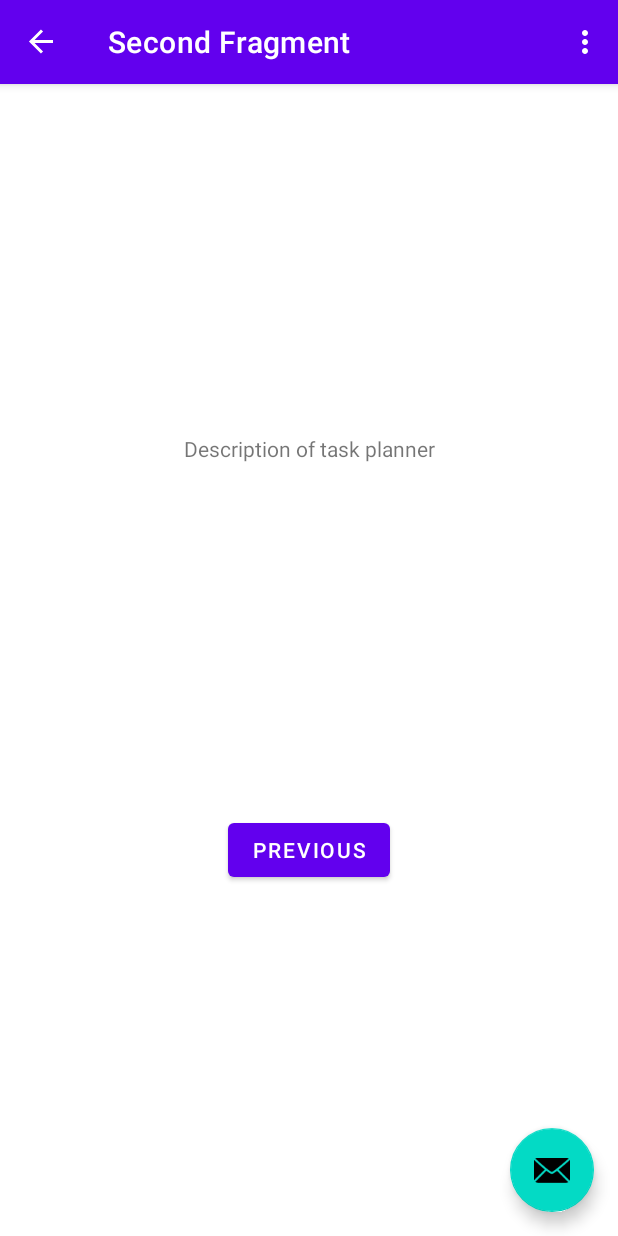
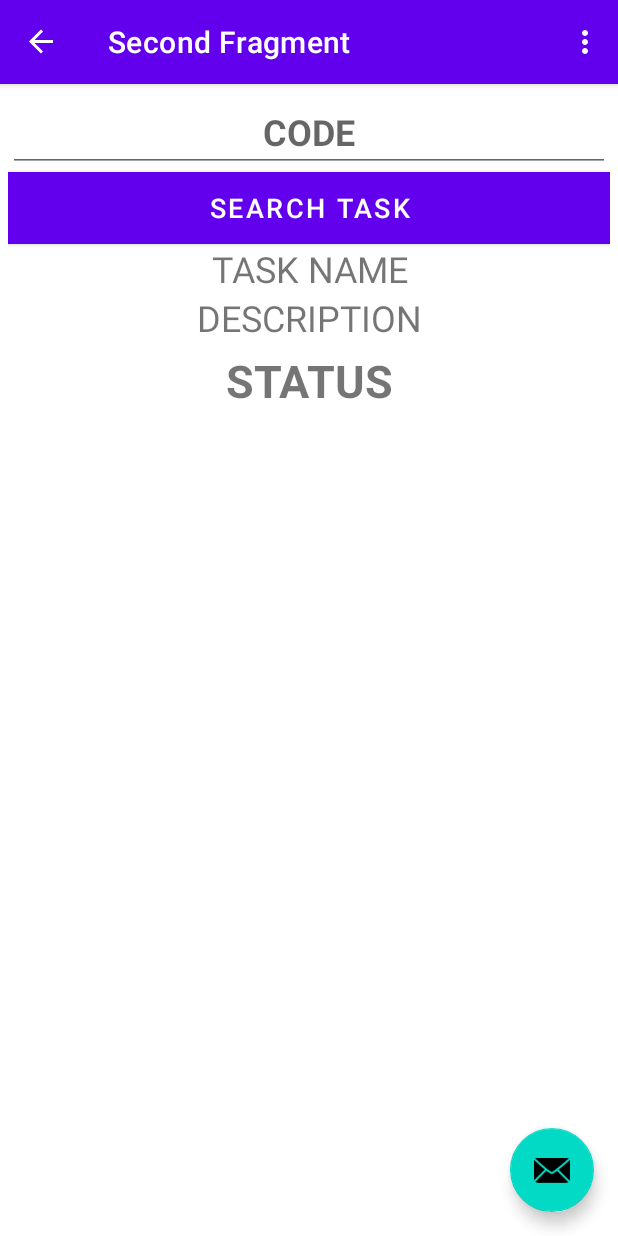
Before and after one commit to juanbaezl/androidTaskPlanner, an Android app: the SecondFragment screen opened through its navigation route, on a phone screen of 412 x 824 dp. Run offline under Robolectric (Android 15) with nearby library versions, the phone set to English and light mode, and no system bars; our stand-ins replace navigation-ui.

Commit message:
Consumo api task

```diff
--- a/app/build.gradle
+++ b/app/build.gradle
@@ -46,4 +46,9 @@ dependencies {
     testImplementation 'junit:junit:4.13.2'
     androidTestImplementation 'androidx.test.ext:junit:1.1.4'
     androidTestImplementation 'androidx.test.espresso:espresso-core:3.5.0'
+
+    implementation 'com.squareup.retrofit2:retrofit:2.9.0'
+    implementation 'com.squareup.retrofit2:converter-gson:2.9.0'
+    implementation 'com.squareup.okhttp3:logging-interceptor:4.9.0'
+    implementation 'com.squareup.okhttp3:logging-interceptor:5.0.0-alpha.2'
 }
--- a/app/src/main/java/co/edu/escuelaing/taskplannerapp/MainActivity.kt
+++ b/app/src/main/java/co/edu/escuelaing/taskplannerapp/MainActivity.kt
@@ -9,16 +9,40 @@ import androidx.navigation.ui.navigateUp
 import androidx.navigation.ui.setupActionBarWithNavController
 import android.view.Menu
 import android.view.MenuItem
+import android.widget.Button
+import android.widget.EditText
+import android.widget.TextView
+import android.widget.Toast
 import co.edu.escuelaing.taskplannerapp.databinding.ActivityMainBinding
+import co.edu.escuelaing.taskplannerapp.dto.TaskDTO
+import co.edu.escuelaing.taskplannerapp.interfaces.TaskAPI
+import co.edu.escuelaing.taskplannerapp.models.Task
+import okhttp3.OkHttpClient
+import okhttp3.logging.HttpLoggingInterceptor
+import retrofit2.Call
+import retrofit2.Callback
+import retrofit2.Response
+import retrofit2.Retrofit
+import retrofit2.converter.gson.GsonConverterFactory
 
 class MainActivity : AppCompatActivity() {
 
+    private var edtCodigo: EditText? = null
+    private var tvNombre: TextView? = null
+    private var tvDescripcion: TextView? = null
+    private var tvPrecio: TextView? = null
+    private var btnBuscar: Button? = null
     private lateinit var appBarConfiguration: AppBarConfiguration
     private lateinit var binding: ActivityMainBinding
 
     override fun onCreate(savedInstanceState: Bundle?) {
         super.onCreate(savedInstanceState)
 
+        edtCodigo = findViewById(R.id.edtCodigo)
+        tvNombre = findViewById(R.id.tvNombre)
+        tvDescripcion = findViewById(R.id.tvDescripcion)
+        tvPrecio = findViewById(R.id.tvPrecio)
+        btnBuscar = findViewById(R.id.btnBuscar)
         binding = ActivityMainBinding.inflate(layoutInflater)
         setContentView(binding.root)
 
@@ -55,4 +79,19 @@ class MainActivity : AppCompatActivity() {
         return navController.navigateUp(appBarConfiguration)
                 || super.onSupportNavigateUp()
     }
+
+    fun getCall(codigo:String){
+        val taskApi: TaskAPI = RestEngine.getRestEngine().create(TaskAPI::class.java)
+        val result: Call<Task> = taskApi.find(codigo)
+        result.enqueue(object : Callback<Task> {
+            override fun onFailure(call: Call<Task>, t: Throwable) {
+                Toast.makeText(this@MainActivity, "Error",Toast.LENGTH_LONG).show()
+            }
+
+            override fun onResponse(call: Call<Task>, response: Response<Task>) {
+                Toast.makeText(this@MainActivity, "OK",Toast.LENGTH_LONG).show()
+            }
+        })
+
+    }
 }
--- a/app/src/main/java/co/edu/escuelaing/taskplannerapp/SecondFragment.kt
+++ b/app/src/main/java/co/edu/escuelaing/taskplannerapp/SecondFragment.kt
@@ -3,8 +3,12 @@ package co.edu.escuelaing.taskplannerapp
 import android.os.Bundle
 import androidx.fragment.app.Fragment
 import android.view.LayoutInflater
+import android.view.TextureView
 import android.view.View
 import android.view.ViewGroup
+import android.widget.Button
+import android.widget.EditText
+import android.widget.TextView
 import androidx.navigation.fragment.findNavController
 import co.edu.escuelaing.taskplannerapp.databinding.FragmentSecondBinding
 
@@ -25,16 +29,13 @@ class SecondFragment : Fragment() {
     ): View? {
 
         _binding = FragmentSecondBinding.inflate(inflater, container, false)
+
         return binding.root
 
     }
 
     override fun onViewCreated(view: View, savedInstanceState: Bundle?) {
         super.onViewCreated(view, savedInstanceState)
-
-        binding.buttonSecond.setOnClickListener {
-            findNavController().navigate(R.id.action_SecondFragment_to_FirstFragment)
-        }
     }
 
     override fun onDestroyView() {
--- /dev/null
+++ b/app/src/main/java/co/edu/escuelaing/taskplannerapp/interfaces/TaskAPI.kt
@@ -0,0 +1,11 @@
+package co.edu.escuelaing.taskplannerapp.interfaces
+
+import co.edu.escuelaing.taskplannerapp.models.Task
+import retrofit2.Call
+import retrofit2.http.GET
+import retrofit2.http.Path
+
+interface TaskAPI {
+    @GET("/api/v2/tasks/{id}")
+    fun find(@Path("id") id: String): Call<Task>
+}
--- a/app/src/main/res/layout/fragment_second.xml
+++ b/app/src/main/res/layout/fragment_second.xml
@@ -4,25 +4,62 @@
     xmlns:tools="http://schemas.android.com/tools"
     android:layout_width="match_parent"
     android:layout_height="match_parent"
-    tools:context=".SecondFragment">
+    tools:context=".MainActivity">
 
-    <TextView
-        android:id="@+id/textview_second"
-        android:layout_width="wrap_content"
-        android:layout_height="wrap_content"
-        android:text="@string/hello_second_fragment"
-        app:layout_constraintBottom_toTopOf="@id/button_second"
-        app:layout_constraintEnd_toEndOf="parent"
-        app:layout_constraintStart_toStartOf="parent"
-        app:layout_constraintTop_toTopOf="parent" />
+    <LinearLayout
+        android:layout_width="match_parent"
+        android:layout_height="match_parent"
+        android:layout_margin="5dp"
+        android:background="#FFFFFF"
+        android:orientation="vertical"
+        tools:layout_editor_absoluteX="5dp"
+        tools:layout_editor_absoluteY="5dp">
 
-    <Button
-        android:id="@+id/button_second"
-        android:layout_width="wrap_content"
-        android:layout_height="wrap_content"
-        android:text="@string/previous"
-        app:layout_constraintBottom_toBottomOf="parent"
-        app:layout_constraintEnd_toEndOf="parent"
-        app:layout_constraintStart_toStartOf="parent"
-        app:layout_constraintTop_toBottomOf="@id/textview_second" />
+        <EditText
+            android:id="@+id/edtCodigo"
+            android:layout_width="match_parent"
+            android:layout_height="wrap_content"
+            android:ems="10"
+            android:gravity="center"
+            android:hint="CODE"
+            android:inputType="textPersonName"
+            android:textSize="24sp"
+            android:textStyle="bold" />
+
+        <Button
+            android:id="@+id/btnBuscar"
+            android:layout_width="match_parent"
+            android:layout_height="wrap_content"
+            android:background="#3F51B5"
+            android:text="SEARCH TASK"
+            android:textColor="#FFFFFF"
+            android:textSize="18sp" />
+
+        <TextView
+            android:id="@+id/tvNombre"
+            android:layout_width="match_parent"
+            android:layout_height="wrap_content"
+            android:gravity="center"
+            android:text="TASK NAME"
+            android:textSize="24sp" />
+
+        <TextView
+            android:id="@+id/tvDescripcion"
+            android:layout_width="match_parent"
+            android:layout_height="wrap_content"
+            android:gravity="center"
+            android:text="DESCRIPTION"
+            android:textSize="24sp" />
+
+        <TextView
+            android:id="@+id/tvPrecio"
+            android:layout_width="match_parent"
+            android:layout_height="wrap_content"
+            android:layout_marginTop="5dp"
+            android:gravity="center"
+            android:text="STATUS"
+            android:textSize="30sp"
+            android:textStyle="bold" />
+
+    </LinearLayout>
 </androidx.constraintlayout.widget.ConstraintLayout>
```
Also changed, not shown: app/src/main/AndroidManifest.xml (+6 -2 lines), app/src/main/java/co/edu/escuelaing/taskplannerapp/RestEngine.kt (added, +24 -0 lines), app/src/main/java/co/edu/escuelaing/taskplannerapp/dto/TaskDTO.kt (added, +36 -0 lines), app/src/main/java/co/edu/escuelaing/taskplannerapp/models/Task.kt (added, +36 -0 lines).
